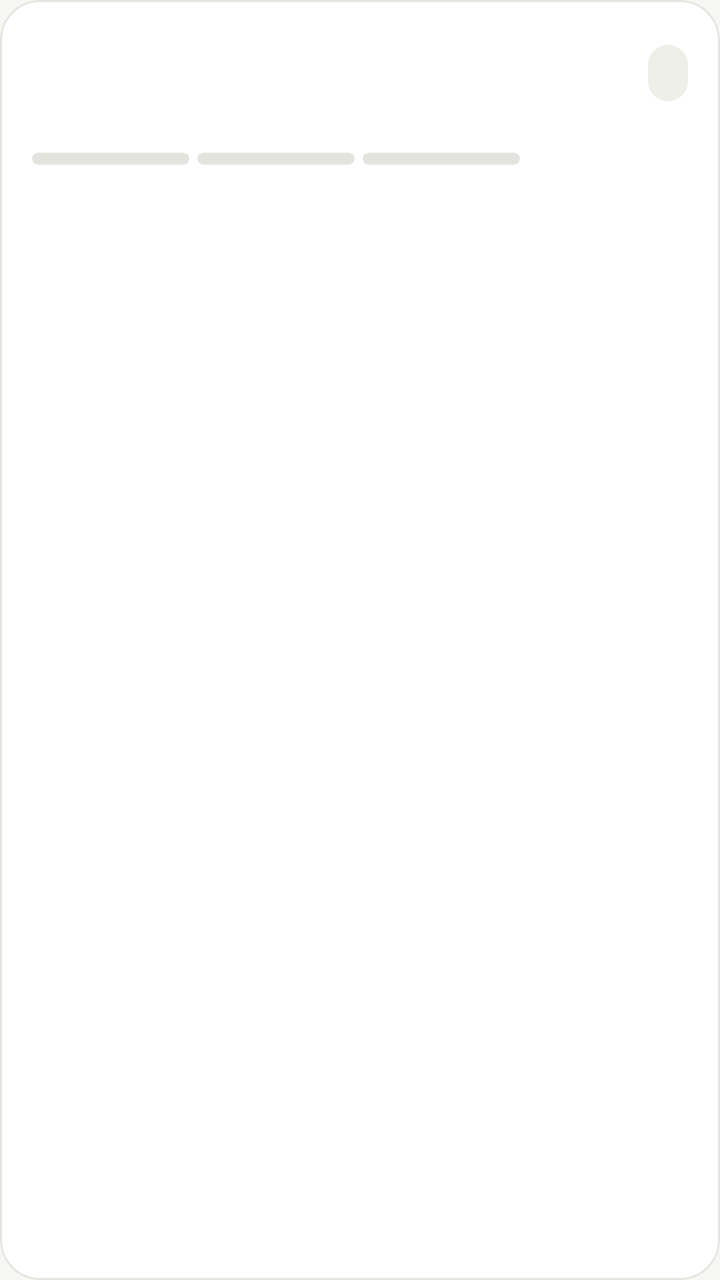
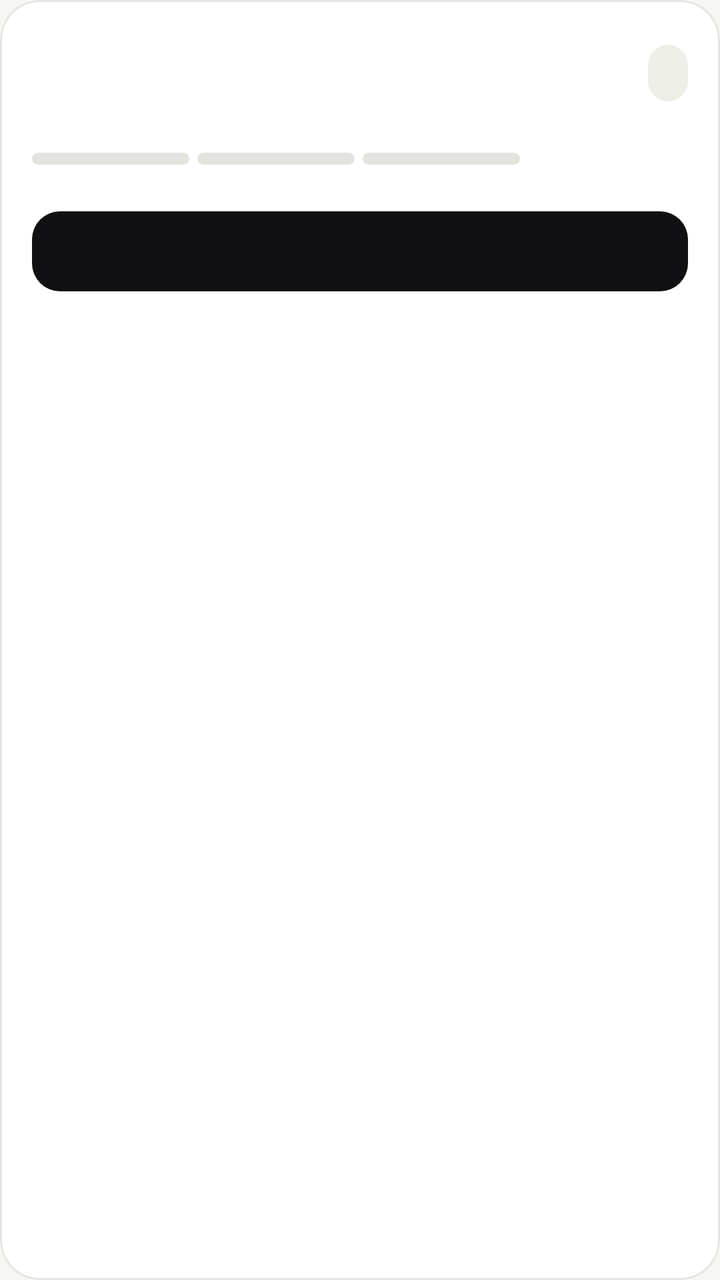

Compare the two renders of this Android layout. The source of the first and the diff that turns it into the second are given below.
<!-- AndroidManifest.xml: application theme Theme.TapeTransfer -->
<!-- res/layout/item_order.xml -->
<?xml version="1.0" encoding="utf-8"?>
<com.google.android.material.card.MaterialCardView xmlns:android="http://schemas.android.com/apk/res/android"
    xmlns:app="http://schemas.android.com/apk/res-auto"
    style="@style/Widget.Material3.CardView.Outlined"
    android:layout_width="match_parent"
    android:layout_height="wrap_content"
    android:layout_marginBottom="8dp"
    app:cardBackgroundColor="?attr/colorSurfaceContainerLowest"
    app:cardCornerRadius="20dp"
    app:strokeColor="?attr/colorOutlineVariant">

    <LinearLayout
        android:layout_width="match_parent"
        android:layout_height="wrap_content"
        android:orientation="vertical"
        android:padding="16dp">

        <LinearLayout
            android:layout_width="match_parent"
            android:layout_height="wrap_content"
            android:gravity="center_vertical"
            android:orientation="horizontal">

            <LinearLayout
                android:layout_width="0dp"
                android:layout_height="wrap_content"
                android:layout_weight="1"
                android:orientation="vertical">

                <TextView
                    android:id="@+id/textClient"
                    android:layout_width="wrap_content"
                    android:layout_height="wrap_content"
                    android:textColor="?attr/colorOnSurface"
                    android:textSize="16sp"
                    android:textStyle="bold" />

                <TextView
                    android:id="@+id/textMeta"
                    android:layout_width="wrap_content"
                    android:layout_height="wrap_content"
                    android:layout_marginTop="2dp"
                    android:textColor="?attr/colorOnSurfaceVariant"
                    android:textSize="13sp" />
            </LinearLayout>

            <TextView
                android:id="@+id/textMedia"
                android:layout_width="wrap_content"
                android:layout_height="wrap_content"
                android:layout_marginStart="8dp"
                android:background="@drawable/bg_tag"
                android:paddingStart="10dp"
                android:paddingTop="6dp"
                android:paddingEnd="10dp"
                android:paddingBottom="6dp"
                android:textColor="?attr/colorOnSurface"
                android:textSize="12sp"
                android:textStyle="bold" />
        </LinearLayout>

        <LinearLayout
            android:layout_width="match_parent"
            android:layout_height="wrap_content"
            android:layout_marginTop="12dp"
            android:gravity="center_vertical"
            android:orientation="horizontal">

            <View
                android:id="@+id/segment1"
                android:layout_width="0dp"
                android:layout_height="6dp"
                android:layout_weight="1"
                android:background="@drawable/bg_segment" />

            <View
                android:id="@+id/segment2"
                android:layout_width="0dp"
                android:layout_height="6dp"
                android:layout_marginStart="4dp"
                android:layout_weight="1"
                android:background="@drawable/bg_segment" />

            <View
                android:id="@+id/segment3"
                android:layout_width="0dp"
                android:layout_height="6dp"
                android:layout_marginStart="4dp"
                android:layout_weight="1"
                android:background="@drawable/bg_segment" />

            <TextView
                android:id="@+id/textStatus"
                android:layout_width="72dp"
                android:layout_height="wrap_content"
                android:layout_marginStart="12dp"
                android:textColor="?attr/colorOnSurfaceVariant"
                android:textSize="12sp" />

            <TextView
                android:id="@+id/textPrice"
                android:layout_width="wrap_content"
                android:layout_height="wrap_content"
                android:textColor="?attr/colorOnSurface"
                android:textSize="15sp"
                android:textStyle="bold" />
        </LinearLayout>
    </LinearLayout>
</com.google.android.material.card.MaterialCardView>
<!-- resources referenced by this layout -->
<resources>
  <!-- drawable bg_segment (drawable) -->
  <?xml version="1.0" encoding="utf-8"?>
  <shape xmlns:android="http://schemas.android.com/apk/res/android"
      android:shape="rectangle">
      <solid android:color="@color/outline_variant_light" />
      <corners android:radius="3dp" />
  </shape>
  <!-- drawable bg_tag (drawable) -->
  <?xml version="1.0" encoding="utf-8"?>
  <shape xmlns:android="http://schemas.android.com/apk/res/android"
      android:shape="rectangle">
      <solid android:color="@color/surface_variant_light" />
      <corners android:radius="10dp" />
  </shape>
  <style name="Theme.TapeTransfer" parent="Base.Theme.TapeTransfer" />
  <color name="outline_variant_light">#E4E4DF</color>
  <color name="surface_variant_light">#EFEFEA</color>
  <style name="Base.Theme.TapeTransfer" parent="Theme.Material3.Light.NoActionBar">
          <item name="colorPrimary">@color/ink</item>
          <item name="colorOnPrimary">@color/white</item>
          <item name="colorPrimaryContainer">@color/lime</item>
          <item name="colorOnPrimaryContainer">@color/ink</item>
          <item name="colorSecondary">@color/ink</item>
          <item name="colorOnSecondary">@color/lime</item>
          <item name="colorSecondaryContainer">@color/ink</item>
          <item name="colorOnSecondaryContainer">@color/lime</item>
          <item name="colorError">@color/error</item>
  
          <item name="android:colorBackground">@color/background_light</item>
          <item name="colorOnBackground">@color/ink</item>
          <item name="colorSurface">@color/background_light</item>
          <item name="colorOnSurface">@color/ink</item>
          <item name="colorOnSurfaceVariant">@color/ink_secondary</item>
          <item name="colorSurfaceContainerLowest">@color/surface_light</item>
          <item name="colorSurfaceContainerLow">@color/surface_light</item>
          <item name="colorSurfaceContainer">@color/surface_light</item>
          <item name="colorSurfaceContainerHigh">@color/surface_variant_light</item>
          <item name="colorOutline">@color/outline_light</item>
          <item name="colorOutlineVariant">@color/outline_variant_light</item>
  
          <item name="shapeAppearanceCornerSmall">@style/ShapeAppearance.TapeTransfer.Small</item>
          <item name="shapeAppearanceCornerMedium">@style/ShapeAppearance.TapeTransfer.Medium</item>
          <item name="shapeAppearanceCornerLarge">@style/ShapeAppearance.TapeTransfer.Large</item>
  
          <item name="android:statusBarColor">@android:color/transparent</item>
          <item name="android:windowLightStatusBar">true</item>
      </style>
  <color name="ink">#111113</color>
  <color name="white">#FFFFFF</color>
  <color name="lime">#D4FF4F</color>
  <color name="error">#B3261E</color>
  <color name="background_light">#F6F6F3</color>
  <color name="ink_secondary">#5C5C63</color>
  <color name="surface_light">#FFFFFF</color>
  <color name="outline_light">#C9C9C2</color>
  <style name="ShapeAppearance.TapeTransfer.Small" parent="">
          <item name="cornerFamily">rounded</item>
          <item name="cornerSize">12dp</item>
      </style>
  <style name="ShapeAppearance.TapeTransfer.Medium" parent="">
          <item name="cornerFamily">rounded</item>
          <item name="cornerSize">16dp</item>
      </style>
  <style name="ShapeAppearance.TapeTransfer.Large" parent="">
          <item name="cornerFamily">rounded</item>
          <item name="cornerSize">24dp</item>
      </style>
</resources>

<!-- the commit's change to res/layout/item_order.xml (unified diff, before → after) -->
@@ -105,5 +105,16 @@
                 android:textSize="15sp"
                 android:textStyle="bold" />
         </LinearLayout>
+
+        <com.google.android.material.button.MaterialButton
+            android:id="@+id/buttonNextStep"
+            style="@style/Widget.Material3.Button.TonalButton"
+            android:layout_width="match_parent"
+            android:layout_height="wrap_content"
+            android:layout_marginTop="12dp"
+            android:textSize="14sp"
+            app:cornerRadius="14dp"
+            app:iconGravity="textStart"
+            app:iconTint="@color/lime" />
     </LinearLayout>
 </com.google.android.material.card.MaterialCardView>
